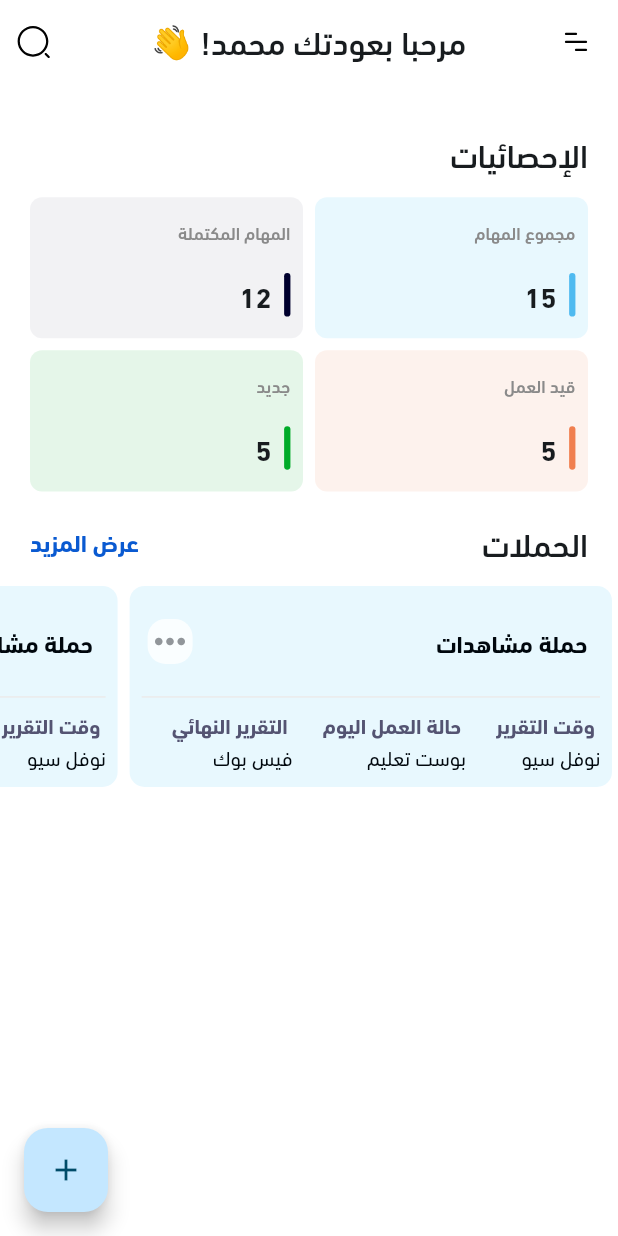
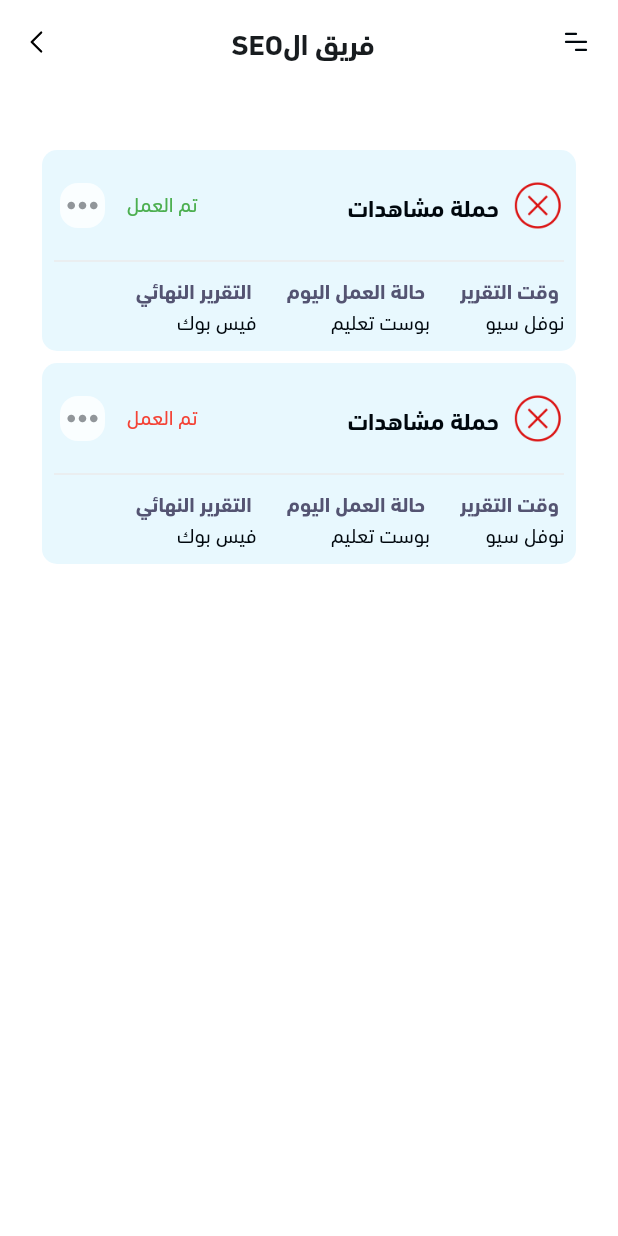
Before and after one commit to nofalseo-omar/nofal_crm_app, a Flutter app: the screen it shows after launch, on a phone screen of 412 x 824 dp. Run offline on Flutter 3.47's test engine with Material 3 defaults, Android fonts, the phone set to English and light mode, and no system bars; our stand-ins replace awesome_notifications, blur, cached_network_image, dartz, dio, dotted_border and 8 more; missing offline and left inert: face_pile, gauge_indicator, hmb_tooltip, super_tooltip; accounts and stored records are empty.

Commit message:
seo admin screens

```diff
--- a/lib/components/custom_button.dart
+++ b/lib/components/custom_button.dart
@@ -11,6 +11,7 @@ class CustomButton extends StatelessWidget {
   final Color? color;
   final Color? bordereColor;
   final double? fontSize;
+  final double? height;
   final bool isDisabled;
   final IconData? icon;
 
@@ -18,6 +19,7 @@ class CustomButton extends StatelessWidget {
     super.key,
     required this.text,
     required this.onTap,
+    this.height = 50,
     this.borderRadius = 10,
     this.backgroundColor = AppColors.primaryColor,
     this.color = AppColors.whiteColor,
@@ -34,7 +36,7 @@ class CustomButton extends StatelessWidget {
         isDisabled ? null : onTap();
       },
       child: Container(
-        height: 50.h,
+        height: height!.h,
         padding: const EdgeInsets.symmetric(horizontal: 8),
         decoration: BoxDecoration(
           // color: backgroundColor!,
--- /dev/null
+++ b/lib/features/seo/seo_admin/view/screen/seo_admin_screen.dart
@@ -0,0 +1,44 @@
+import 'package:flutter/material.dart';
+import 'package:get/get.dart';
+import 'package:nofal_crm_app/core/constants/app_images_path.dart';
+import 'package:nofal_crm_app/core/theme/text_themes.dart';
+import 'package:nofal_crm_app/features/content_creator/home/view/widgets/table_widget/default_row_widget_with_top_image.dart';
+import 'package:nofal_crm_app/features/content_creator/social_media_status/view/screen/social_media_status_screen.dart';
+import 'package:nofal_crm_app/routes/app_routes.dart';
+
+class NewAdminScreen extends StatelessWidget {
+  const NewAdminScreen({super.key});
+
+  @override
+  Widget build(BuildContext context) {
+    return Scaffold(
+      appBar: buildAppBar(context, "فريق الSEO"),
+      body: Padding(
+        padding: const EdgeInsets.symmetric(horizontal: 24, vertical: 40),
+        child: ListView.builder(
+          itemCount: 2,
+          itemBuilder: (context, index) => GestureDetector(
+            onTap: () {
+              Get.toNamed(Routes.personalProfileScreen);
+            },
+            child: DefaultRowWidgetWithTopImage(
+              icon: AppImages.circle,
+              trillingWidget: Text(
+                "تم العمل",
+                style: context.f14400!.copyWith(
+                    color: index % 2 == 0 ? Colors.green : Colors.red),
+              ),
+              title: "حملة مشاهدات",
+              tableItems: const {
+                " وقت التقرير": 'نوفل سيو',
+                " حالة العمل اليوم": "بوست تعليم ",
+                " التقرير النهائي": "فيس بوك",
+              },
+              showMore: () {},
+            ),
+          ),
+        ),
+      ),
+    );
+  }
+}
--- a/lib/main.dart
+++ b/lib/main.dart
@@ -75,7 +75,7 @@ class CrmFlutter extends StatelessWidget {
 
         // home: const TextDrawer(),
 
-        initialRoute: Routes.seoScreen,
+        initialRoute: Routes.newAdminScreen,
 
         locale: const Locale('ar'),
 
--- a/lib/routes/app_pages.dart
+++ b/lib/routes/app_pages.dart
@@ -39,6 +39,8 @@ import 'package:nofal_crm_app/features/sales_admin/sales_admin_sales_team/view/s
 import 'package:nofal_crm_app/features/sales_admin/sales_admin_sales_team/view/screen/sales_admin_sales_team_view.dart';
 import 'package:nofal_crm_app/features/seo/creat_report/view/screen/creat_report_screen.dart';
 import 'package:nofal_crm_app/features/seo/home_seo/view/screen/seo_screen.dart';
+import 'package:nofal_crm_app/features/seo/personal_profile/view/screen/personal_profile_screen.dart';
+import 'package:nofal_crm_app/features/seo/seo_admin/view/screen/seo_admin_screen.dart';
 import 'package:nofal_crm_app/features/tasks/logic/binding/task_binding.dart';
 import 'package:nofal_crm_app/features/tasks/view/screens/task_sreen.dart';
 import 'package:nofal_crm_app/features/welcome/logic/binding/login_binding.dart';
@@ -235,4 +237,14 @@ appPages() => [
         page: () => const CreatReportScreen(),
         transition: Transition.fadeIn,
       ),
+      GetPage(
+        name: Routes.newAdminScreen,
+        page: () => const NewAdminScreen(),
+        transition: Transition.fadeIn,
+      ),
+       GetPage(
+        name: Routes.personalProfileScreen,
+        page: () => const PersonalProfileScreen(),
+        transition: Transition.fadeIn,
+      ),
     ];
--- a/lib/routes/app_routes.dart
+++ b/lib/routes/app_routes.dart
@@ -34,6 +34,8 @@ class Routes {
   static const String addContentTask = '/addContentTask';
   static const String addDesingerTask = '/addDesingerTask';
   static const String creatReportScreeen = '/CreatReportScreeen';
+    static const String newAdminScreen = '/newAdminScreen';
+  static const String personalProfileScreen = '/personalProfileScreen';
 
   // static const String customerCompanyDetails = '/customerCompanyDetailsScreen';
 }
```
Also changed, not shown: lib/features/seo/personal_profile/view/screen/personal_profile_screen.dart (added, +39 -0 lines), lib/features/seo/personal_profile/view/widget/card_information_member.dart (added, +84 -0 lines), lib/features/seo/personal_profile/view/widget/iteam_information_project.dart (added, +68 -0 lines).
